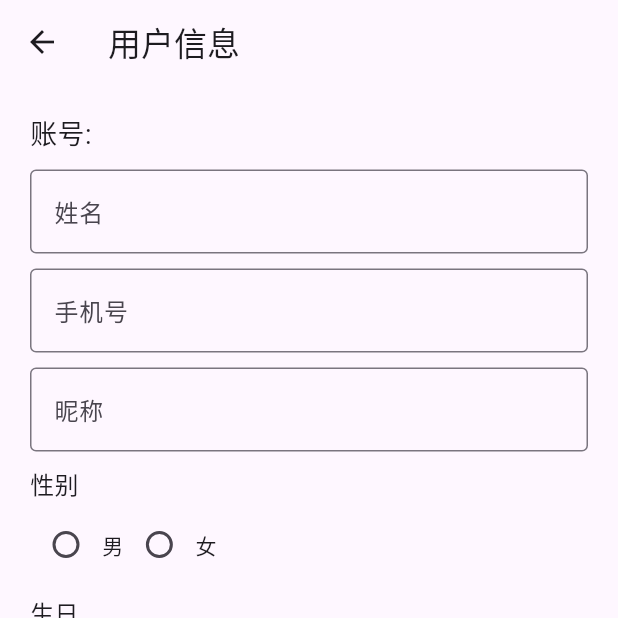
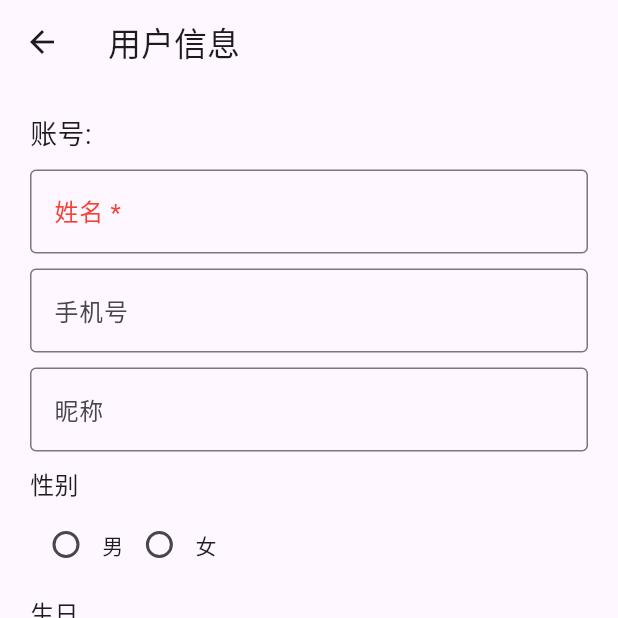
Before and after one commit to smalleastWang/easy_callect, a Flutter app: the UserInfoPage screen opened by its route, after a tap on "保存", on a phone screen of 412 x 824 dp, the top half of it. Run offline on Flutter 3.47's test engine with Material 3 defaults, Android fonts, the light colour scheme and no system bars; our stand-ins replace connectivity_plus, dio, flutter_easyloading, flutter_riverpod, go_router, image_picker and 5 more; missing offline and left inert: dart_sm, flutter_picker; accounts and stored records are empty; generated files the repository leaves out were written again; network calls fail.

Commit message:
feat: update userinfo

```diff
--- a/lib/api/my.dart
+++ b/lib/api/my.dart
@@ -26,7 +26,11 @@ class MyApi {
   }
   // 获取用户信息
   static Future<UserInfoModel> getUserInfoApi() async {
-    Map<String, dynamic> data = await HttpUtils.get('/auth/b/getLoginUser');
+    // 获取当前时间
+    DateTime now = DateTime.now();
+    // 将当前时间转换为毫秒级时间戳（13位）
+    int timestamp = now.millisecondsSinceEpoch;
+    Map<String, dynamic> data = await HttpUtils.get('/auth/b/getLoginUser?_=$timestamp');
     return UserInfoModel.fromJson(data);
   }
   // 退出登录
@@ -40,5 +44,8 @@ class MyApi {
 
     await HttpUtils.get('/auth/b/doLogout?token=$token&_=$timestamp');
   }
-
+  // 更新用户信息
+  static Future<void> saveUserInfoApi(Map<String, dynamic> params) async {
+    await HttpUtils.post('/sys/userCenter/updateUserInfo', params: params);
+  }
 }
--- a/lib/views/my/UserInfo.dart
+++ b/lib/views/my/UserInfo.dart
@@ -1,3 +1,5 @@
+import 'dart:async';
+
 import 'package:flutter/material.dart';
 import 'package:easy_collect/models/user/UserInfo.dart';
 import 'package:easy_collect/api/my.dart';
@@ -19,13 +21,49 @@ class _UserInfoPageState extends State<UserInfoPage> {
   final TextEditingController _nicknameController = TextEditingController();
   final TextEditingController _emailController = TextEditingController();
   final TextEditingController _birthdayController = TextEditingController();
+  String? _phoneNumberErrorMessage;
   String _selectedGender = '';
+  Timer? _debounce;
+
+  void _validatePhoneNumber() {
+    // Cancel previous timer if exists
+    _debounce?.cancel();
+
+    // Schedule a new timer after 500 milliseconds of user inactivity
+    _debounce = Timer(const Duration(milliseconds: 500), () {
+      String phoneNumber = _phoneNumberController.text.trim();
+      if (phoneNumber.isNotEmpty && !RegExp(r'^1[0-9]{10}$').hasMatch(phoneNumber)) {
+        setState(() {
+          _phoneNumberErrorMessage = '请输入正确的手机号';
+        });
+      }
+      else {
+        setState(() {
+          _phoneNumberErrorMessage = '';
+        });
+      }
+    });
+  }
 
   @override
   void initState() {
     super.initState();
+    _phoneNumberController.addListener(_validatePhoneNumber);
     // 初始化页面数据
     _getUserInfo();
+  }
+
+  @override
+  void didUpdateWidget(covariant UserInfoPage oldWidget) {
+    super.didUpdateWidget(oldWidget);
+    // When the widget is updated, re-fetch user information
+    _getUserInfo();
+  }
+
+  @override
+  void dispose() {
+    _phoneNumberController.dispose();
+    super.dispose();
   }
 
   // 从接口获取用户信息
@@ -73,10 +111,10 @@ class _UserInfoPageState extends State<UserInfoPage> {
               ),
               const SizedBox(height: 10),
               // 姓名
-              _buildTextField('姓名', _nameController),
+              _buildTextField('姓名', _nameController, required: true),
               const SizedBox(height: 10),
               // 手机号
-              _buildTextField('手机号', _phoneNumberController),
+              _buildTextField('手机号', _phoneNumberController, errorMessage: _phoneNumberErrorMessage),
               const SizedBox(height: 10),
               // 昵称
               _buildTextField('昵称', _nicknameController),
@@ -106,13 +144,24 @@ class _UserInfoPageState extends State<UserInfoPage> {
       );
   }
 
-  Widget _buildTextField(String label, TextEditingController controller) {
-    return TextField(
+ Widget _buildTextField(String label, TextEditingController controller, {bool required = false, String? errorMessage}) {
+  return Column(
+    crossAxisAlignment: CrossAxisAlignment.start,
+    children: [
+      TextField(
         controller: controller,
         decoration: InputDecoration(
-        labelText: label,
+          labelText: label + (required ? ' *' : ''),
+          labelStyle: TextStyle(color: required ? Colors.red : null),
           border: const OutlineInputBorder(),
         ),
+      ),
+      if (errorMessage != null) // Show error message if it exists
+        Text(
+          errorMessage,
+          style: const TextStyle(color: Colors.red),
+        ),
+    ],
   );
 }
 
@@ -212,14 +261,40 @@ class _UserInfoPageState extends State<UserInfoPage> {
       ScaffoldMessenger.of(context).showSnackBar(
         const SnackBar(content: Text('请输入姓名')),
       );
-    } else {
+      return;
+    }
+    // 检查手机号格式是否正确
+    if (_phoneNumberController.text.isNotEmpty && !RegExp(r'^1[0-9]{10}$').hasMatch(_phoneNumberController.text)) {
+      // 如果手机号格式不正确，显示提示消息
+      ScaffoldMessenger.of(context).showSnackBar(
+        const SnackBar(content: Text('请输入正确的手机号')),
+      );
+      return; // 提前返回，防止继续执行保存操作
+    }
+
+    // 检查邮箱格式是否正确
+    if (_emailController.text.isNotEmpty && !RegExp(r'^[a-zA-Z0-9._%+-]+@[a-zA-Z0-9.-]+\.[a-zA-Z]{2,}$').hasMatch(_emailController.text)) {
+      // 如果邮箱格式不正确，显示提示消息
+      ScaffoldMessenger.of(context).showSnackBar(
+        const SnackBar(content: Text('请输入正确的邮箱')),
+      );
+      return; // 提前返回，防止继续执行保存操作
+    }
     // 如果姓名字段不为空，保存更改
-      // 你可以调用接口将更改保存到服务器
-      // 例如：saveUserInfoApi(_nameController.text, _phoneNumberController.text, ...)
+    Map<String, dynamic> userInfoParams = _userInfo?.toJson() ?? {};
+    Map<String, dynamic> params = {
+      ...userInfoParams,
+      'name': _nameController.text,
+      'phone': _phoneNumberController.text,
+      'nickname': _nicknameController.text,
+      'gender': _selectedGender,
+      'birthday': _birthdayController.text,
+      'email': _emailController.text,
+    };
+    MyApi.saveUserInfoApi(params);
     // 保存成功提示
     ScaffoldMessenger.of(context).showSnackBar(
       const SnackBar(content: Text('保存成功')),
     );
   }
 }
-}
```
Lines whose indentation alone changed are shown as unchanged.
